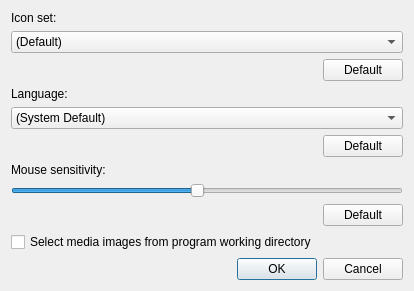
Old version of the form src/qt/qt_progsettings.ui in the repository 86Box/86Box.
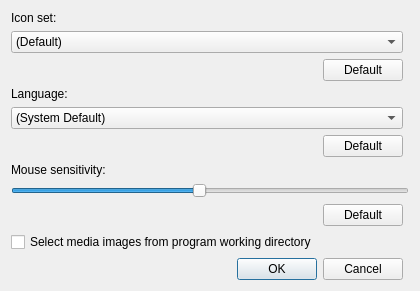
New version of the form.

Commit message: Preferences dialog: make the slider a bit bigger, fixes #4860.

```diff
--- a/src/qt/qt_progsettings.ui
+++ b/src/qt/qt_progsettings.ui
@@ -88,7 +88,7 @@
      </property>
     </widget>
    </item>
-   <item row="7" column="0" colspan="2">
+   <item row="7" column="0" colspan="3">
     <widget class="QSlider" name="horizontalSlider">
      <property name="minimum">
       <number>10</number>
```
